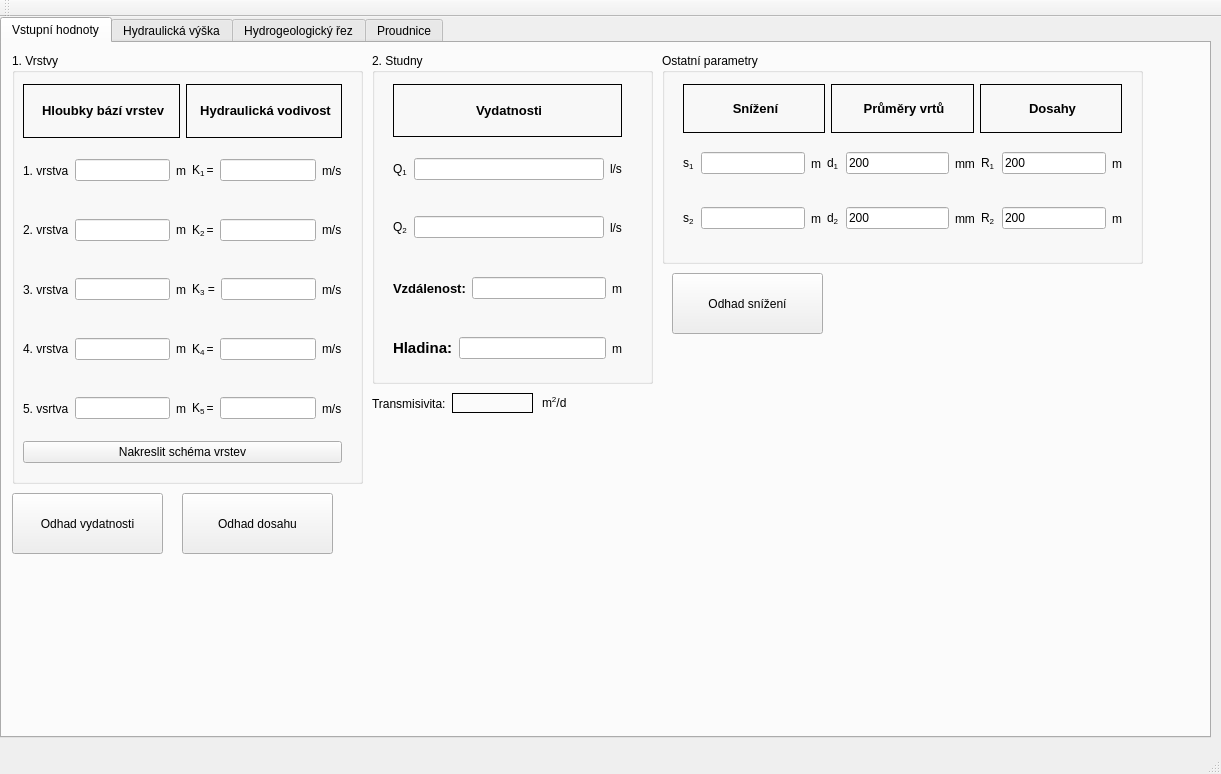
Above: mainwindow.ui from durhan/Program before the change. Below: the same form after it.
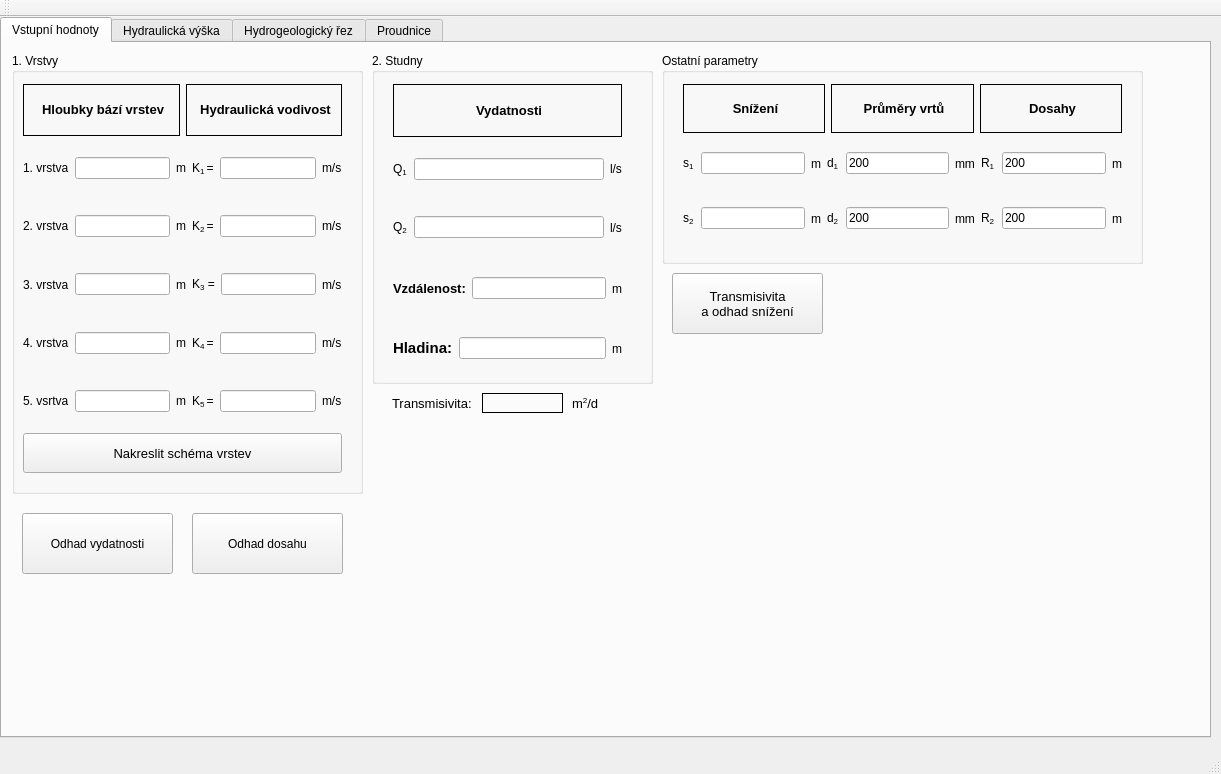
That is the form after the change. The open tabs and pages were chosen to show the change.

What changed in the file:
```diff
--- a/mainwindow.ui
+++ b/mainwindow.ui
@@ -36,7 +36,7 @@
         <x>10</x>
         <y>10</y>
         <width>351</width>
-        <height>431</height>
+        <height>441</height>
        </rect>
       </property>
       <property name="title">
@@ -48,7 +48,7 @@
          <x>0</x>
          <y>20</y>
          <width>341</width>
-         <height>401</height>
+         <height>411</height>
         </rect>
        </property>
        <layout class="QVBoxLayout" name="verticalLayout">
@@ -356,6 +356,17 @@
         </item>
         <item>
          <widget class="QPushButton" name="pushButton">
+          <property name="minimumSize">
+           <size>
+            <width>0</width>
+            <height>40</height>
+           </size>
+          </property>
+          <property name="font">
+           <font>
+            <pointsize>10</pointsize>
+           </font>
+          </property>
           <property name="toolTip">
            <string/>
           </property>
@@ -552,15 +563,21 @@
         <height>61</height>
        </rect>
       </property>
+      <property name="font">
+       <font>
+        <pointsize>10</pointsize>
+       </font>
+      </property>
       <property name="text">
-       <string>Odhad snížení</string>
+       <string>Transmisivita
+a odhad snížení</string>
       </property>
      </widget>
      <widget class="QPushButton" name="pushButton_9">
       <property name="geometry">
        <rect>
-        <x>10</x>
-        <y>450</y>
+        <x>20</x>
+        <y>470</y>
         <width>151</width>
         <height>61</height>
        </rect>
@@ -572,8 +589,8 @@
      <widget class="QPushButton" name="pushButton_10">
       <property name="geometry">
        <rect>
-        <x>180</x>
-        <y>450</y>
+        <x>190</x>
+        <y>470</y>
         <width>151</width>
         <height>61</height>
        </rect>
@@ -779,20 +796,28 @@
      <widget class="QLabel" name="label_64">
       <property name="geometry">
        <rect>
-        <x>370</x>
+        <x>390</x>
         <y>350</y>
         <width>81</width>
         <height>21</height>
        </rect>
       </property>
+      <property name="font">
+       <font>
+        <pointsize>10</pointsize>
+       </font>
+      </property>
       <property name="text">
        <string>Transmisivita:</string>
       </property>
+      <property name="textFormat">
+       <enum>Qt::AutoText</enum>
+      </property>
      </widget>
      <widget class="QLabel" name="label_transmisivita">
       <property name="geometry">
        <rect>
-        <x>450</x>
+        <x>480</x>
         <y>350</y>
         <width>81</width>
         <height>20</height>
@@ -811,12 +836,17 @@
      <widget class="QLabel" name="label_65">
       <property name="geometry">
        <rect>
-        <x>540</x>
+        <x>570</x>
         <y>350</y>
         <width>51</width>
         <height>21</height>
        </rect>
       </property>
+      <property name="font">
+       <font>
+        <pointsize>10</pointsize>
+       </font>
+      </property>
       <property name="text">
        <string>&lt;html&gt;&lt;head/&gt;&lt;body&gt;&lt;p&gt;m&lt;span style=&quot; vertical-align:super;&quot;&gt;2&lt;/span&gt;/d&lt;/p&gt;&lt;/body&gt;&lt;/html&gt;</string>
       </property>
```
Left out of the diff: 12 changed lines with no effect on the pictures.
